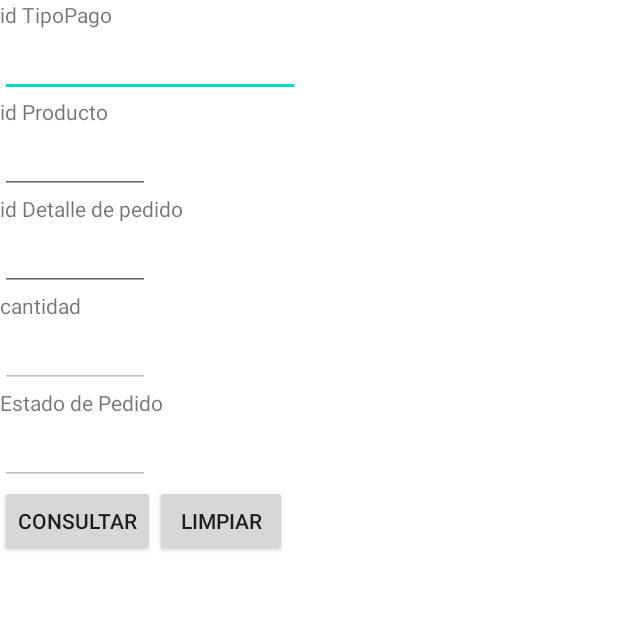
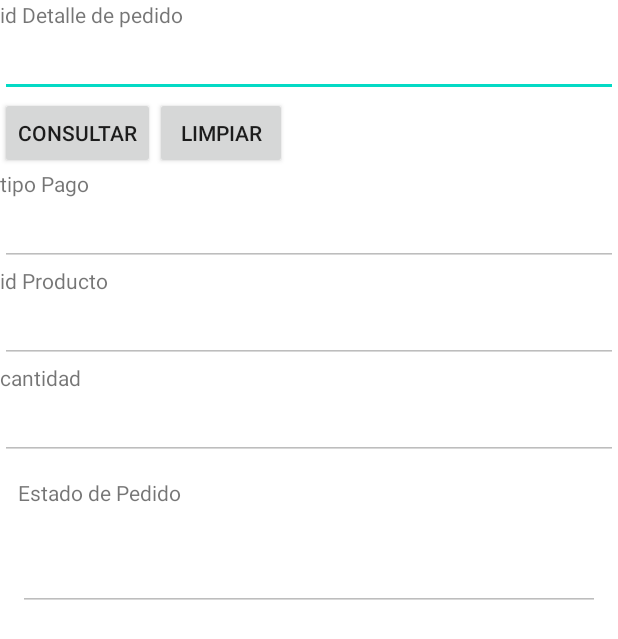
Before and after one commit to EDiaz2104/Proyecto1, an Android app: the DetallePedidoConsultarActivity screen opened directly, with no data from a screen before it, on a phone screen of 412 x 824 dp. Shown: the top 639 px of the screen. Run offline under Robolectric (Android 15) with nearby library versions, the phone set to English and light mode, and no system bars.

Commit message:
Cambios en las tablas producto y DetallePedido

```diff
--- a/app/src/main/java/com/example/crud05/DetallePedidoActivity.java
+++ b/app/src/main/java/com/example/crud05/DetallePedidoActivity.java
@@ -10,8 +10,7 @@ import android.widget.ListView;
 public class DetallePedidoActivity extends ListActivity {
     String[] menu={"Insertar Registro","Eliminar Registro","Consultar Registro", "Actualizar Registro"};
     String[]
-            activities={"DetallePedidoInsertarActivity","DetallePedidoEliminarActivity","DetallePedidoConsultarActivity",
-            "DetallePedidoActualizarActivity"};
+            activities={"DetallePedidoInsertarActivity","DetallePedidoEliminarActivity","DetallePedidoConsultarActivity", "DetallePedidoActualizarActivity"};
     @Override
     public void onCreate(Bundle savedInstanceState) {
         super.onCreate(savedInstanceState);
--- a/app/src/main/java/com/example/crud05/DetallePedidoConsultarActivity.java
+++ b/app/src/main/java/com/example/crud05/DetallePedidoConsultarActivity.java
@@ -36,7 +36,9 @@ public class DetallePedidoConsultarActivity extends Activity {
                     Toast.LENGTH_LONG).show();
         else{
             editcantidad.setText(String.valueOf(detalle.getCantidad()));
-            editEstadoPedido.setText(String.valueOf(detalle.isEstadoPedido()));
+            if (detalle.getEstadoPedido()==1) editEstadoPedido.setText("Activo");
+            else editEstadoPedido.setText("Inactivo");
+
         }
     }
     public void limpiarTexto(View v) {
--- a/app/src/main/java/com/example/crud05/ProductoActivity.java
+++ b/app/src/main/java/com/example/crud05/ProductoActivity.java
@@ -11,8 +11,7 @@ import android.widget.ListView;
 public class ProductoActivity extends ListActivity {
     String[] menu={"Insertar Registro","Eliminar Registro","Consultar Registro", "Actualizar Registro"};
     String[]
-            activities={"ProductoInsertarActivity","ProductoEliminarActivity","ProductoConsultarActivity",
-            "ProductoActualizarActivity"};
+            activities={"ProductoInsertarActivity","ProductoEliminarActivity","ProductoConsultarActivity", "ProductoActualizarActivity"};
     @Override
     public void onCreate(Bundle savedInstanceState) {
         super.onCreate(savedInstanceState);
--- a/app/src/main/java/com/example/crud05/ProductoActualizarActivity.java
+++ b/app/src/main/java/com/example/crud05/ProductoActualizarActivity.java
@@ -25,8 +25,10 @@ public class ProductoActualizarActivity extends Activity {
     }
     public void actualizarProducto(View v) {
         Producto p = new Producto();
-       // p.setIdProducto(editidProducto.getText().toString());
+        p.setIdProducto(Integer.parseInt(editidProducto.getText().toString()));
         p.setNombreProducto(editNombreProducto.getText().toString());
+        p.setIdLocal(Integer.parseInt(editidLocal.getText().toString()));
+        p.setIdProveedor(Integer.parseInt(editidProveedor.getText().toString()));
         helper.abrir();
         String estado = helper.actualizar(p);
         helper.cerrar();
--- a/app/src/main/java/com/example/crud05/ProductoInsertarActivity.java
+++ b/app/src/main/java/com/example/crud05/ProductoInsertarActivity.java
@@ -32,8 +32,8 @@ public class ProductoInsertarActivity extends Activity {
         Producto pro=new Producto();
         pro.setIdProducto(idProducto);
         pro.setNombreProducto(NombreProducto);
-        pro.setIdLocal(String.valueOf(idLocal));
-        pro.setIdProveedor(String.valueOf(idProveedor));
+        pro.setIdLocal(idLocal);
+        pro.setIdProveedor(idProveedor);
         helper.abrir();
         regInsertados=helper.insertar(pro);
         helper.cerrar();
--- a/app/src/main/res/layout/activity_detalle_pedido_consultar.xml
+++ b/app/src/main/res/layout/activity_detalle_pedido_consultar.xml
@@ -2,45 +2,43 @@
 <LinearLayout xmlns:android="http://schemas.android.com/apk/res/android"
     android:layout_width="fill_parent"
     android:layout_height="fill_parent"
-    android:orientation="vertical" >
+    android:orientation="vertical">
     <TextView
         android:layout_width="wrap_content"
         android:layout_height="wrap_content"
-        android:text="@string/idTipoPago"/>
+        android:text="@string/idDetallePedido"/>
+
     <EditText
-        android:id="@+id/editidTipoPago"
-        android:layout_width="200dp"
+        android:id="@+id/editidDetallePedido"
+        android:layout_width="match_parent"
         android:layout_height="wrap_content"
         android:inputType="text"
         />
+    <LinearLayout
+        android:id="@+id/linearLayout1"
+        android:layout_width="fill_parent"
+        android:layout_height="wrap_content" >
+        <Button
+            android:id="@+id/botonConsultar"
+            android:layout_width="wrap_content"
+            android:layout_height="wrap_content"
+            android:text="@string/consultar"
+            android:onClick="consultarDetallePedido"/>
+        <Button
+            android:id="@+id/botonLimpiar"
+            android:layout_width="wrap_content"
+            android:layout_height="wrap_content"
+            android:text="@string/limpiar"
+            android:onClick="limpiarTexto"/>
+    </LinearLayout>
 
     <TextView
         android:layout_width="wrap_content"
         android:layout_height="wrap_content"
-        android:text="@string/idProducto"/>
+        android:text="@string/tipoPago" />
     <EditText
-        android:id="@+id/editidProducto"
-        android:layout_width="100dp"
-        android:layout_height="wrap_content"
-        android:inputType="text"
-        />
-    <TextView
-        android:layout_width="wrap_content"
-        android:layout_height="wrap_content"
-        android:text="@string/idDetallePedido" />
-    <EditText
-        android:id="@+id/editidDetallePedido"
-        android:layout_width="100dp"
-        android:layout_height="wrap_content"
-        android:inputType="number"
-        />
-    <TextView
-        android:layout_width="wrap_content"
-        android:layout_height="wrap_content"
-        android:text="@string/cantidad" />
-    <EditText
-        android:id="@+id/editcantidad"
-        android:layout_width="100dp"
+        android:id="@+id/editidTipoPago"
+        android:layout_width="fill_parent"
         android:layout_height="wrap_content"
         android:inputType="text"
         android:enabled ="false"
@@ -51,10 +49,10 @@
     <TextView
         android:layout_width="wrap_content"
         android:layout_height="wrap_content"
-        android:text="@string/EstadoPedido" />
+        android:text="@string/idProducto" />
     <EditText
-        android:id="@+id/editEstadoPedido"
-        android:layout_width="100dp"
+        android:id="@+id/editidProducto"
+        android:layout_width="fill_parent"
         android:layout_height="wrap_content"
         android:inputType="text"
         android:enabled ="false"
@@ -62,22 +60,36 @@
         android:focusableInTouchMode="false"
         android:cursorVisible="false"
         android:longClickable="false" />
-    <LinearLayout
-        android:id="@+id/linearLayout1"
+    <TextView
+        android:layout_width="wrap_content"
+        android:layout_height="wrap_content"
+        android:text="@string/cantidad" />
+    <EditText
+        android:id="@+id/editcantidad"
         android:layout_width="fill_parent"
-        android:layout_height="wrap_content">
-        <Button
-            android:id="@+id/botonConsultar"
-            android:layout_width="wrap_content"
-            android:layout_height="wrap_content"
-            android:text="@string/consultar"
-            android:onClick="consultarDetallepedido"/>
-        <Button
-            android:id="@+id/botonLimpiar"
-            android:layout_width="wrap_content"
-            android:layout_height="wrap_content"
-            android:text="@string/limpiar"
-            android:onClick="limpiarTexto"/>
+        android:layout_height="wrap_content"
+        android:inputType="text"
+        android:enabled ="false"
+        android:focusable="false"
+        android:focusableInTouchMode="false"
+        android:cursorVisible="false"
+        android:longClickable="false" />
+    <TextView
+        android:layout_width="match_parent"
+        android:layout_height="wrap_content"
+        android:text="@string/EstadoPedido"
+        android:layout_margin="12dp"/>
 
-    </LinearLayout>
+    <EditText
+        android:id="@+id/editEstadoPedido"
+        android:layout_width="match_parent"
+        android:layout_height="wrap_content"
+        android:inputType="text"
+        android:enabled="false"
+        android:focusable="false"
+        android:focusableInTouchMode="false"
+        android:cursorVisible="false"
+        android:longClickable="false"
+        android:layout_margin="12dp"/>
+
 </LinearLayout>
--- a/app/src/main/res/layout/activity_producto_insertar.xml
+++ b/app/src/main/res/layout/activity_producto_insertar.xml
@@ -7,7 +7,7 @@
     <TableRow>
         <TextView android:text="@string/idProducto"/>
         <EditText
-            android:id="@+id/editCodmateria"
+            android:id="@+id/editidProducto"
             android:inputType="text"
              />
     </TableRow>
--- a/app/src/main/res/values/strings.xml
+++ b/app/src/main/res/values/strings.xml
@@ -58,4 +58,8 @@
         <item>Activo</item>
         <item>Inactivo</item>
     </string-array>
+    <string-array name="estados_pedido">
+        <item>Recibido</item>
+        <item>Cancelado</item>
+    </string-array>
 </resources>
```
Also changed, not shown: app/src/main/java/com/example/crud05/ControlBD.java (+59 -30 lines), app/src/main/java/com/example/crud05/DetallePedido.java (+8 -8 lines), app/src/main/java/com/example/crud05/DetallePedidoActualizarActivity.java (+15 -9 lines), app/src/main/java/com/example/crud05/DetallePedidoEliminarActivity.java (+5 -5 lines), app/src/main/java/com/example/crud05/DetallePedidoInsertarActivity.java (+12 -12 lines), app/src/main/java/com/example/crud05/MainActivity.java (+6 -1 lines), app/src/main/java/com/example/crud05/Producto.java (+9 -8 lines), app/src/main/java/com/example/crud05/ProductoConsultarActivity.java (+5 -5 lines), app/src/main/res/layout/activity_detalle_pedido_actualizar.xml (+20 -16 lines), app/src/main/res/layout/activity_detalle_pedido_insertar.xml (+4 -10 lines), app/src/main/res/layout/activity_producto_actualizar.xml (+15 -1 lines), app/src/main/res/layout/activity_producto_consultar.xml (+50 -12 lines).
